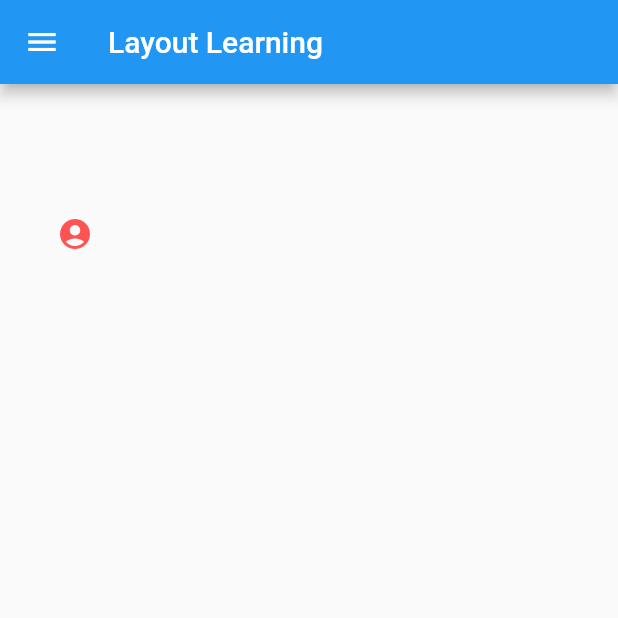
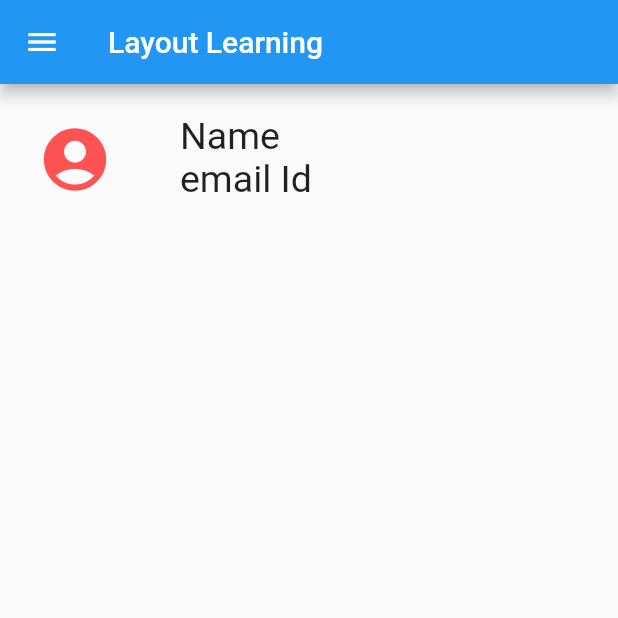
Before and after one commit to dsc-tiu/flutter_layout, a Flutter app: the screen it shows after launch, on a phone screen of 412 x 824 dp, the top half of it. Run offline on Flutter 3.47's test engine with Material 2 defaults, Android fonts, the phone set to English and light mode, and no system bars.

Commit message:
upgrade4

```diff
--- a/lib/main.dart
+++ b/lib/main.dart
@@ -23,19 +23,31 @@ class _LayoutAppState extends State<LayoutApp> {
         //todo
       ),
       body:Container(
-        height: 200.0,
+          height: 100.0,
+          //color: Colors.brown,
           child: Row(
             children: <Widget>[
               Container(
-              height: 200.0,
+                height: 50.0,
                 width: 100.0,
-              child: Center(
                 child: Icon(
                     Icons.account_circle,
                     color: Colors.redAccent,
+                    size: 50.0,
                   ),
               ),
+              Container(
+               // color: Colors.black,
+                padding: EdgeInsets.all(20.0),
+                height: 100.0,
+                width: 150.0,
+                child: ListView(
+                  children: <Widget>[
+                    Text("Name",style: TextStyle(fontSize: 25.0),),
+                    Text("email Id",style: TextStyle(fontSize: 25.0),)
+                  ],
                 ),
+              )
             ],
           ),
         ),
```
Lines whose indentation alone changed are shown as unchanged.
